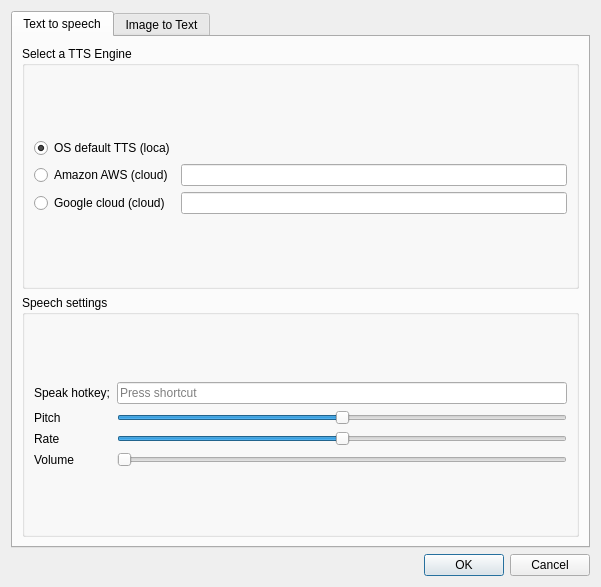
Above: src/settingswindow.ui from jkoking/game-speak before the change. Below: the same form after it.
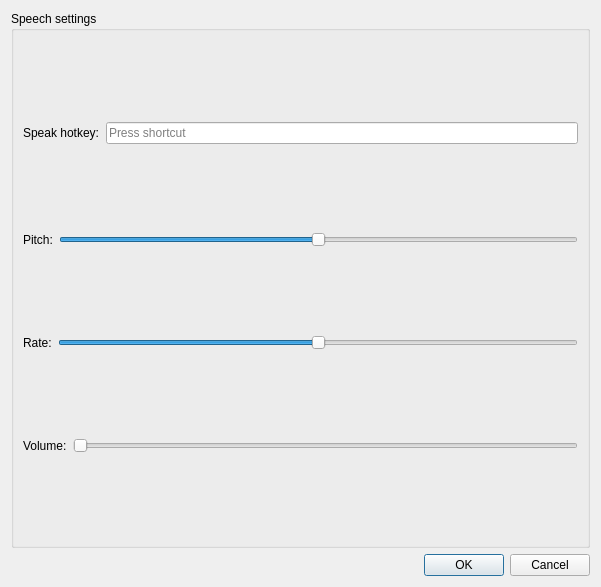
That is the form after the change.

Commit message: removed TTS & OCR

The edit to the form file:
```diff
--- a/src/settingswindow.ui
+++ b/src/settingswindow.ui
@@ -18,245 +18,114 @@
   </property>
   <layout class="QVBoxLayout" name="verticalLayout">
    <item>
-    <widget class="QTabWidget" name="tabWidget">
-     <property name="currentIndex">
-      <number>0</number>
-     </property>
-     <widget class="QWidget" name="tabWidgetPage1">
-      <attribute name="title">
-       <string>Text to speech</string>
-      </attribute>
-      <layout class="QVBoxLayout" name="verticalLayout_2">
-       <item>
-        <widget class="QGroupBox" name="groupBox_3">
-         <property name="title">
-          <string>Select a TTS Engine</string>
-         </property>
-         <layout class="QVBoxLayout" name="verticalLayout_5">
-          <item>
-           <layout class="QGridLayout" name="gridLayout_3">
-            <item row="0" column="0">
-             <widget class="QRadioButton" name="radioButtonTtsQspeech">
-              <property name="whatsThis">
-               <string>use OS's default TTS</string>
-              </property>
-              <property name="text">
-               <string>OS default TTS (loca)</string>
-              </property>
-              <property name="checked">
-               <bool>true</bool>
-              </property>
-             </widget>
-            </item>
-            <item row="1" column="0">
-             <widget class="QRadioButton" name="radioButtonTtsrAmazon">
-              <property name="toolTip">
-               <string>Require's AWS account charge's may apply</string>
-              </property>
-              <property name="whatsThis">
-               <string>Internet connection requited  WARNING  text is sent to Amazon for processing</string>
-              </property>
-              <property name="text">
-               <string>Amazon AWS (cloud)</string>
-              </property>
-             </widget>
-            </item>
-            <item row="2" column="0">
-             <widget class="QRadioButton" name="radioButtonTtsGoogle">
-              <property name="toolTip">
-               <string>Require's Google cloud account charge's may apply</string>
-              </property>
-              <property name="whatsThis">
-               <string>Internet connection requited  WARNING  text is sent to Google for processing</string>
-              </property>
-              <property name="text">
-               <string>Google cloud (cloud)</string>
-              </property>
-             </widget>
-            </item>
-            <item row="1" column="1">
-             <widget class="QLineEdit" name="lineEditAwsApikey"/>
-            </item>
-            <item row="2" column="1">
-             <widget class="QLineEdit" name="lineEditGoogleCloudTtsApiKey"/>
-            </item>
-           </layout>
-          </item>
-         </layout>
-        </widget>
-       </item>
-       <item>
         <widget class="QGroupBox" name="groupBox_2">
          <property name="title">
           <string>Speech settings</string>
          </property>
-         <layout class="QVBoxLayout" name="verticalLayout_6">
+     <layout class="QVBoxLayout" name="verticalLayout_2">
           <item>
-           <layout class="QGridLayout" name="gridLayout">
-            <item row="3" column="1">
-             <widget class="QSlider" name="volume">
-              <property name="maximum">
-               <number>100</number>
-              </property>
-              <property name="singleStep">
-               <number>5</number>
-              </property>
-              <property name="pageStep">
-               <number>20</number>
-              </property>
-              <property name="orientation">
-               <enum>Qt::Horizontal</enum>
-              </property>
-             </widget>
-            </item>
-            <item row="0" column="0">
+       <layout class="QHBoxLayout" name="horizontalLayout_4">
+        <item>
              <widget class="QLabel" name="label">
               <property name="whatsThis">
                <string>Choose a keybinding to activate speak</string>
               </property>
               <property name="text">
-               <string>Speak hotkey;</string>
+           <string>Speak hotkey:</string>
               </property>
              </widget>
             </item>
-            <item row="0" column="1">
+        <item>
              <widget class="QKeySequenceEdit" name="SpeakhotkeyEdit">
               <property name="whatsThis">
                <string>Choose a keybinding to activate speak</string>
               </property>
              </widget>
             </item>
-            <item row="1" column="1">
-             <widget class="QSlider" name="pitch">
-              <property name="minimum">
-               <number>-10</number>
-              </property>
-              <property name="maximum">
-               <number>10</number>
-              </property>
-              <property name="orientation">
-               <enum>Qt::Horizontal</enum>
-              </property>
-             </widget>
-            </item>
-            <item row="1" column="0">
+       </layout>
+      </item>
+      <item>
+       <layout class="QHBoxLayout" name="horizontalLayout_3">
+        <item>
              <widget class="QLabel" name="label_2">
               <property name="autoFillBackground">
                <bool>false</bool>
               </property>
               <property name="text">
-               <string>Pitch</string>
+           <string>Pitch:</string>
               </property>
              </widget>
             </item>
-            <item row="3" column="0">
+        <item>
+         <widget class="QSlider" name="pitch">
+          <property name="minimum">
+           <number>-10</number>
+          </property>
+          <property name="maximum">
+           <number>10</number>
+          </property>
+          <property name="orientation">
+           <enum>Qt::Horizontal</enum>
+          </property>
+         </widget>
+        </item>
+       </layout>
+      </item>
+      <item>
+       <layout class="QHBoxLayout" name="horizontalLayout_2">
+        <item>
+         <widget class="QLabel" name="label_3">
+          <property name="text">
+           <string>Rate:</string>
+          </property>
+         </widget>
+        </item>
+        <item>
+         <widget class="QSlider" name="rate">
+          <property name="minimum">
+           <number>-10</number>
+          </property>
+          <property name="maximum">
+           <number>10</number>
+          </property>
+          <property name="orientation">
+           <enum>Qt::Horizontal</enum>
+          </property>
+         </widget>
+        </item>
+       </layout>
+      </item>
+      <item>
+       <layout class="QHBoxLayout" name="horizontalLayout">
+        <item>
              <widget class="QLabel" name="label_4">
               <property name="text">
-               <string>Volume</string>
+           <string>Volume:</string>
               </property>
               <property name="scaledContents">
                <bool>false</bool>
               </property>
              </widget>
             </item>
-            <item row="2" column="1">
-             <widget class="QSlider" name="rate">
-              <property name="minimum">
-               <number>-10</number>
-              </property>
+        <item>
+         <widget class="QSlider" name="volume">
               <property name="maximum">
-               <number>10</number>
+           <number>100</number>
+          </property>
+          <property name="singleStep">
+           <number>5</number>
+          </property>
+          <property name="pageStep">
+           <number>20</number>
               </property>
               <property name="orientation">
                <enum>Qt::Horizontal</enum>
               </property>
              </widget>
             </item>
-            <item row="2" column="0">
-             <widget class="QLabel" name="label_3">
-              <property name="text">
-               <string>Rate</string>
-              </property>
-             </widget>
-            </item>
            </layout>
           </item>
          </layout>
-        </widget>
-       </item>
-      </layout>
-     </widget>
-     <widget class="QWidget" name="tabWidgetPage2">
-      <attribute name="title">
-       <string>Image to Text</string>
-      </attribute>
-      <layout class="QVBoxLayout" name="verticalLayout_3">
-       <item>
-        <widget class="QGroupBox" name="groupBox">
-         <property name="title">
-          <string>Select a OCR engine</string>
-         </property>
-         <layout class="QVBoxLayout" name="verticalLayout_4">
-          <item>
-           <layout class="QGridLayout" name="gridLayout_2">
-            <property name="spacing">
-             <number>0</number>
-            </property>
-            <item row="2" column="0">
-             <widget class="QRadioButton" name="radioButtonOcrGoogle">
-              <property name="toolTip">
-               <string>Require's Google cloud account charge's may apply</string>
-              </property>
-              <property name="whatsThis">
-               <string>Internet connection requited WARNING image's are sent to Google for processing</string>
-              </property>
-              <property name="text">
-               <string>Google cloud (cloud)</string>
-              </property>
-             </widget>
-            </item>
-            <item row="1" column="0">
-             <widget class="QRadioButton" name="radioButtonOcrAmazon">
-              <property name="tabletTracking">
-               <bool>false</bool>
-              </property>
-              <property name="toolTip">
-               <string>Require's AWS account charge's may apply</string>
-              </property>
-              <property name="whatsThis">
-               <string>Internet connection requited  WARNING image's are sent to Amazon for processing</string>
-              </property>
-              <property name="text">
-               <string>Amazon AWS (cloud)</string>
-              </property>
-             </widget>
-            </item>
-            <item row="0" column="0">
-             <widget class="QRadioButton" name="RadioButtonOcrTesseract">
-              <property name="whatsThis">
-               <string>On device image processing useing the tesseract library</string>
-              </property>
-              <property name="text">
-               <string>Tesseract (local)</string>
-              </property>
-              <property name="checked">
-               <bool>true</bool>
-              </property>
-             </widget>
-            </item>
-            <item row="1" column="1">
-             <widget class="QLineEdit" name="lineEditAwsOcrApikey"/>
-            </item>
-            <item row="2" column="1">
-             <widget class="QLineEdit" name="lineEditGoogleCloudOcrApiKey"/>
-            </item>
-           </layout>
-          </item>
-         </layout>
-        </widget>
-       </item>
-      </layout>
-     </widget>
     </widget>
    </item>
    <item>
```
Lines whose indentation alone changed are shown as unchanged.
